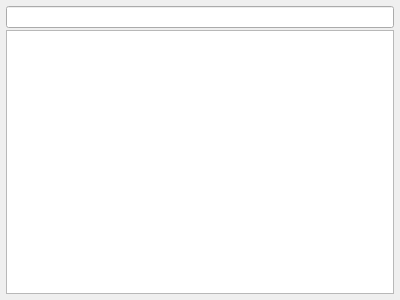
prymatex/prymatex, file resources/ui/configure/plugins.ui: the form before one commit.
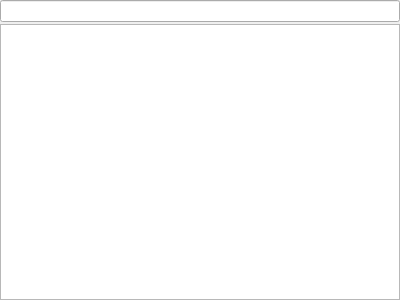
The form after the commit.

The edit to the form file:
```diff
--- a/resources/ui/configure/plugins.ui
+++ b/resources/ui/configure/plugins.ui
@@ -18,7 +18,7 @@
     <number>2</number>
    </property>
    <property name="margin">
-    <number>6</number>
+    <number>0</number>
    </property>
    <item>
     <widget class="QLineEdit" name="lineEditFilter">
```
